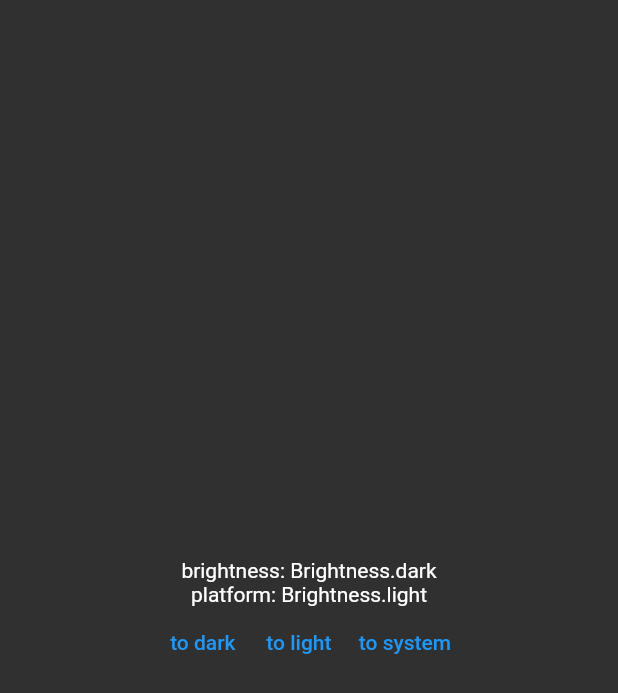
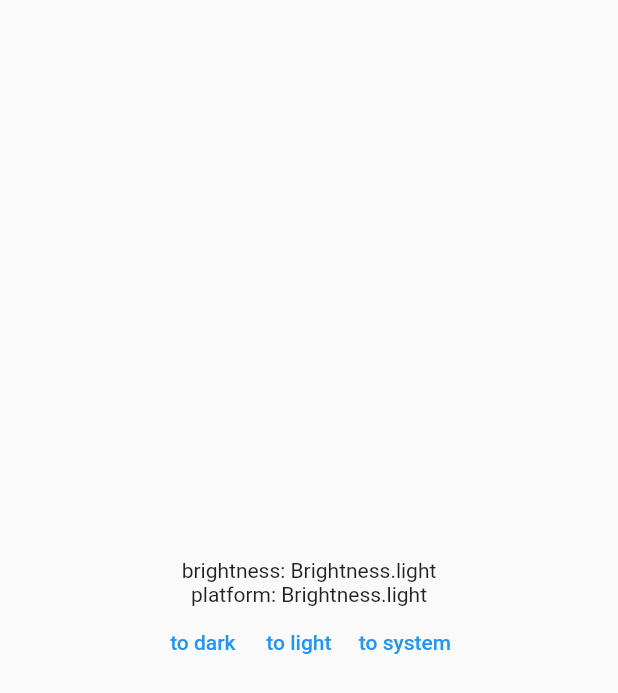
Before and after one commit to saaaltech/saaaltodos.old-230205, a Flutter app: the screen it shows after launch, after a tap on "to dark", on a phone screen of 412 x 824 dp. Shown: the top 693 px of the screen. Run offline on Flutter 3.47's test engine with Material 2 defaults, Android fonts, the phone set to English and light mode, and no system bars.

Commit message:
optm: shortcut of setting theme mode

```diff
--- a/lib/status/app_root.dart
+++ b/lib/status/app_root.dart
@@ -3,6 +3,21 @@ import 'package:flutter/material.dart';
 
 /// Global key as the default key of [AppRoot] instance.
 final appRoot = GlobalKey();
+
+// Shortcuts of setThemeMode.
+void toDark({GlobalKey? key}) => setThemeMode(ThemeMode.system, key: key);
+void toLight({GlobalKey? key}) => setThemeMode(ThemeMode.system, key: key);
+void toSystem({GlobalKey? key}) => setThemeMode(ThemeMode.system, key: key);
+
+/// Set theme mode of an [AppRoot] widget according to its [GlobalKey].
+/// If the [key] is not given, it will use default [appRoot] key.
+///
+/// You may also consider its shortcuts: [toDark], [toLight] and [toSystem].
+///
+void setThemeMode(ThemeMode mode, {GlobalKey? key}) {
+  final state = (key ?? appRoot).currentState as AppRootState?;
+  state?.themeMode = ThemeMode.system;
+}
 
 /// Handle theme and locale change at the root of an app.
 ///
--- a/lib/validate/app_root_validate.dart
+++ b/lib/validate/app_root_validate.dart
@@ -22,30 +22,21 @@ class ThemeModeValidate extends StatelessWidget {
 
   @override
   Widget build(BuildContext context) {
-    final appRoot = this.appRoot.currentState as AppRootState?;
+    final controller = Row(
+      mainAxisSize: MainAxisSize.min,
+      children: [
+        TextButton(onPressed: () => toDark(), child: const Text('to dark')),
+        TextButton(onPressed: () => toLight(), child: const Text('to light')),
+        TextButton(onPressed: () => toSystem(), child: const Text('to system')),
+      ],
+    );
 
     return Column(
       mainAxisSize: MainAxisSize.min,
       children: [
         Text('brightness: ${Theme.of(context).brightness}'),
         Text('platform: ${MediaQuery.of(context).platformBrightness}'),
-        Row(
-          mainAxisSize: MainAxisSize.min,
-          children: [
-            TextButton(
-              onPressed: () => appRoot?.themeMode = ThemeMode.dark,
-              child: const Text('to dark'),
-            ),
-            TextButton(
-              onPressed: () => appRoot?.themeMode = ThemeMode.light,
-              child: const Text('to light'),
-            ),
-            TextButton(
-              onPressed: () => appRoot?.themeMode = ThemeMode.system,
-              child: const Text('to system'),
-            ),
-          ],
-        ),
+        controller,
       ],
     );
   }
```
